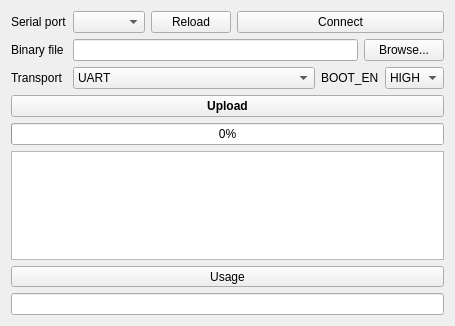
The window that mainwindow.ui (rasgo-cc/Gecko-Loader) describes before a commit, drawn with Qt 5.
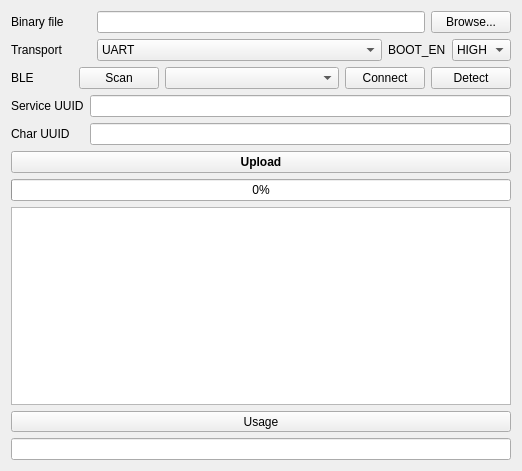
The same window after the commit. The open tabs and pages were chosen to show the change. Icons and pictures are not drawn.

The edit to the form file:
```diff
--- a/mainwindow.ui
+++ b/mainwindow.ui
@@ -6,8 +6,8 @@
    <rect>
     <x>0</x>
     <y>0</y>
-    <width>455</width>
-    <height>326</height>
+    <width>522</width>
+    <height>471</height>
    </rect>
   </property>
   <property name="windowTitle">
@@ -21,42 +21,14 @@
    <layout class="QVBoxLayout" name="verticalLayout">
     <item>
      <layout class="QFormLayout" name="formLayout">
-      <item row="0" column="0">
-       <widget class="QLabel" name="label">
-        <property name="text">
-         <string>Serial port</string>
-        </property>
-       </widget>
-      </item>
-      <item row="0" column="1">
-       <layout class="QHBoxLayout" name="horizontalLayout_2">
-        <item>
-         <widget class="QComboBox" name="comboPort"/>
-        </item>
-        <item>
-         <widget class="QPushButton" name="buttonReload">
-          <property name="text">
-           <string>Reload</string>
-          </property>
-         </widget>
-        </item>
-        <item>
-         <widget class="QPushButton" name="buttonConnect">
-          <property name="sizePolicy">
-           <sizepolicy hsizetype="Expanding" vsizetype="Fixed">
-            <horstretch>0</horstretch>
-            <verstretch>0</verstretch>
-           </sizepolicy>
-          </property>
-          <property name="text">
-           <string>Connect</string>
-          </property>
-         </widget>
-        </item>
-       </layout>
-      </item>
       <item row="1" column="0">
        <widget class="QLabel" name="label_2">
+        <property name="minimumSize">
+         <size>
+          <width>80</width>
+          <height>0</height>
+         </size>
+        </property>
         <property name="text">
          <string>Binary file</string>
         </property>
@@ -82,6 +54,12 @@
       </item>
       <item row="2" column="0">
        <widget class="QLabel" name="label_4">
+        <property name="minimumSize">
+         <size>
+          <width>80</width>
+          <height>0</height>
+         </size>
+        </property>
         <property name="text">
          <string>Transport</string>
         </property>
@@ -140,6 +118,189 @@
       </item>
      </layout>
     </item>
+    <item>
+     <widget class="QStackedWidget" name="stackedWidget">
+      <property name="sizePolicy">
+       <sizepolicy hsizetype="Preferred" vsizetype="Fixed">
+        <horstretch>0</horstretch>
+        <verstretch>0</verstretch>
+       </sizepolicy>
+      </property>
+      <property name="currentIndex">
+       <number>0</number>
+      </property>
+      <widget class="QWidget" name="page">
+       <layout class="QHBoxLayout" name="horizontalLayout_5">
+        <property name="leftMargin">
+         <number>0</number>
+        </property>
+        <property name="topMargin">
+         <number>0</number>
+        </property>
+        <property name="rightMargin">
+         <number>0</number>
+        </property>
+        <property name="bottomMargin">
+         <number>0</number>
+        </property>
+        <item>
+         <widget class="QLabel" name="label">
+          <property name="minimumSize">
+           <size>
+            <width>80</width>
+            <height>0</height>
+           </size>
+          </property>
+          <property name="text">
+           <string>Serial port</string>
+          </property>
+         </widget>
+        </item>
+        <item>
+         <layout class="QHBoxLayout" name="horizontalLayout_2">
+          <item>
+           <widget class="QPushButton" name="buttonReload">
+            <property name="text">
+             <string>Reload</string>
+            </property>
+           </widget>
+          </item>
+          <item>
+           <widget class="QComboBox" name="comboPort"/>
+          </item>
+          <item>
+           <widget class="QPushButton" name="buttonConnect">
+            <property name="sizePolicy">
+             <sizepolicy hsizetype="Expanding" vsizetype="Fixed">
+              <horstretch>0</horstretch>
+              <verstretch>0</verstretch>
+             </sizepolicy>
+            </property>
+            <property name="text">
+             <string>Connect</string>
+            </property>
+           </widget>
+          </item>
+         </layout>
+        </item>
+       </layout>
+      </widget>
+      <widget class="QWidget" name="page_2">
+       <layout class="QHBoxLayout" name="horizontalLayout_6">
+        <property name="leftMargin">
+         <number>0</number>
+        </property>
+        <property name="topMargin">
+         <number>0</number>
+        </property>
+        <property name="rightMargin">
+         <number>0</number>
+        </property>
+        <property name="bottomMargin">
+         <number>0</number>
+        </property>
+        <item>
+         <widget class="QLabel" name="label_3">
+          <property name="minimumSize">
+           <size>
+            <width>62</width>
+            <height>0</height>
+           </size>
+          </property>
+          <property name="text">
+           <string>BLE</string>
+          </property>
+         </widget>
+        </item>
+        <item>
+         <layout class="QHBoxLayout" name="horizontalLayout_4">
+          <item>
+           <widget class="QPushButton" name="buttonScanBLE">
+            <property name="text">
+             <string>Scan</string>
+            </property>
+           </widget>
+          </item>
+          <item>
+           <widget class="QComboBox" name="comboBLEDevices">
+            <property name="sizePolicy">
+             <sizepolicy hsizetype="Expanding" vsizetype="Fixed">
+              <horstretch>0</horstretch>
+              <verstretch>0</verstretch>
+             </sizepolicy>
+            </property>
+           </widget>
+          </item>
+          <item>
+           <widget class="QPushButton" name="buttonConnectBLE">
+            <property name="sizePolicy">
+             <sizepolicy hsizetype="Preferred" vsizetype="Fixed">
+              <horstretch>0</horstretch>
+              <verstretch>0</verstretch>
+             </sizepolicy>
+            </property>
+            <property name="text">
+             <string>Connect</string>
+            </property>
+           </widget>
+          </item>
+          <item>
+           <widget class="QPushButton" name="buttonTestBLE">
+            <property name="sizePolicy">
+             <sizepolicy hsizetype="Preferred" vsizetype="Fixed">
+              <horstretch>0</horstretch>
+              <verstretch>0</verstretch>
+             </sizepolicy>
+            </property>
+            <property name="text">
+             <string>Detect</string>
+            </property>
+           </widget>
+          </item>
+         </layout>
+        </item>
+       </layout>
+      </widget>
+     </widget>
+    </item>
+    <item>
+     <widget class="QWidget" name="widgetBLE" native="true">
+      <layout class="QFormLayout" name="formLayout_2">
+       <property name="leftMargin">
+        <number>0</number>
+       </property>
+       <property name="topMargin">
+        <number>0</number>
+       </property>
+       <property name="rightMargin">
+        <number>0</number>
+       </property>
+       <property name="bottomMargin">
+        <number>0</number>
+       </property>
+       <item row="0" column="0">
+        <widget class="QLabel" name="label_5">
+         <property name="text">
+          <string>Service UUID</string>
+         </property>
+        </widget>
+       </item>
+       <item row="0" column="1">
+        <widget class="QLineEdit" name="lineServiceUUID"/>
+       </item>
+       <item row="1" column="0">
+        <widget class="QLabel" name="label_6">
+         <property name="text">
+          <string>Char UUID</string>
+         </property>
+        </widget>
+       </item>
+       <item row="1" column="1">
+        <widget class="QLineEdit" name="lineCharUUID"/>
+       </item>
+      </layout>
+     </widget>
+    </item>
     <item>
      <widget class="QPushButton" name="buttonUpload">
       <property name="font">
```
Left out of the diff: 7 changed lines with no effect on the pictures.
